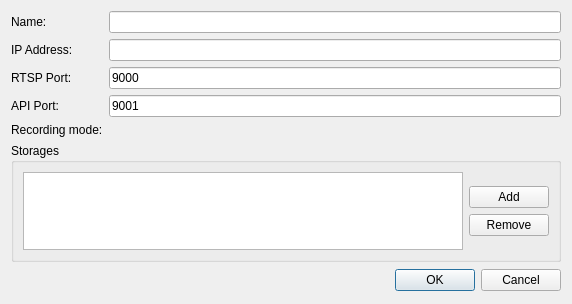
First picture: the form in client/src/ui/dialogs/server_settings_dialog.ui, repository networkoptix/nx_open, before the edit.
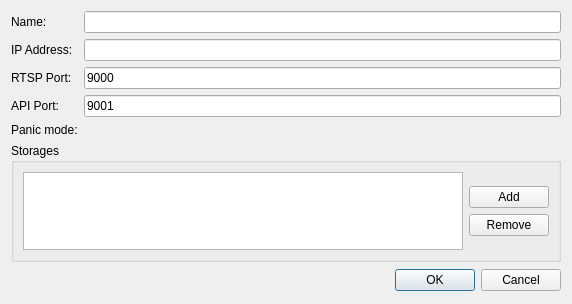
Second picture: the form after the edit.

Commit message:
Panic mode on/off text.
<==== Mercurial data ====>
Branch: master

Diff of the .ui file:
```diff
--- a/client/src/ui/dialogs/server_settings_dialog.ui
+++ b/client/src/ui/dialogs/server_settings_dialog.ui
@@ -95,7 +95,7 @@
      <item row="4" column="0">
       <widget class="QLabel" name="label">
        <property name="text">
-        <string>Recording mode:</string>
+        <string>Panic mode:</string>
        </property>
       </widget>
      </item>
```
Left out of the diff: 2 changed lines with no effect on the pictures. The commit also changes 1 other file.
